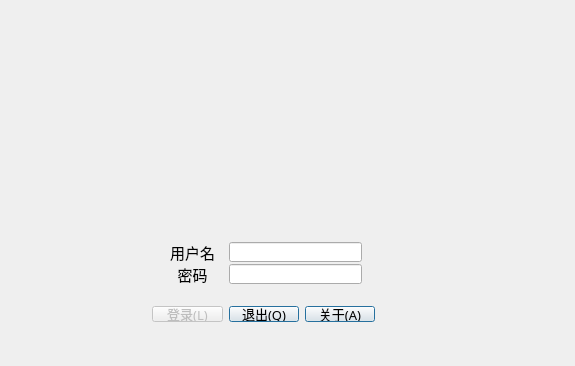
Old version of the form v1.0/module/lz_client_main/src/gui/login.ui in the repository fanxiang090909/Railway-Tunnel-Construction-Dlearance-Measure-LanZhou.
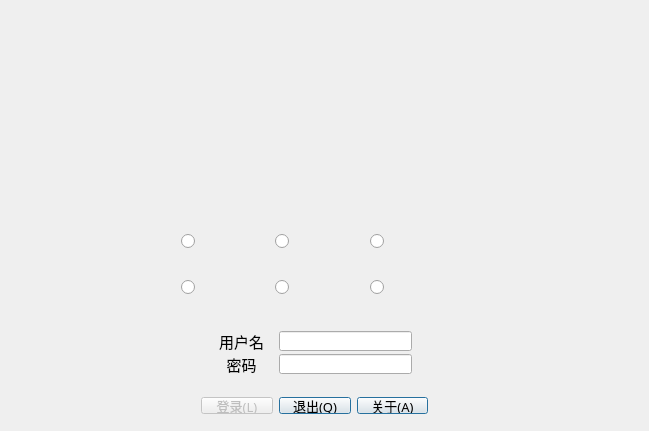
New version of the form. Icons and pictures are not drawn.

What changed in the file:
```diff
--- a/v1.0/module/lz_client_main/src/gui/login.ui
+++ b/v1.0/module/lz_client_main/src/gui/login.ui
@@ -9,8 +9,8 @@
    <rect>
     <x>0</x>
     <y>0</y>
-    <width>575</width>
-    <height>366</height>
+    <width>649</width>
+    <height>431</height>
    </rect>
   </property>
   <property name="minimumSize">
@@ -29,10 +29,10 @@
   <widget class="QWidget" name="widget" native="true">
    <property name="geometry">
     <rect>
-     <x>0</x>
+     <x>-10</x>
      <y>0</y>
-     <width>581</width>
-     <height>371</height>
+     <width>661</width>
+     <height>431</height>
     </rect>
    </property>
    <property name="minimumSize">
@@ -48,10 +48,10 @@
   <widget class="QWidget" name="layoutWidget">
    <property name="geometry">
     <rect>
-     <x>141</x>
-     <y>231</y>
-     <width>245</width>
-     <height>101</height>
+     <x>190</x>
+     <y>320</y>
+     <width>249</width>
+     <height>105</height>
     </rect>
    </property>
    <layout class="QGridLayout" name="gridLayout">
@@ -252,6 +252,220 @@
     </item>
    </layout>
   </widget>
+  <widget class="QWidget" name="">
+   <property name="geometry">
+    <rect>
+     <x>170</x>
+     <y>210</y>
+     <width>291</width>
+     <height>108</height>
+    </rect>
+   </property>
+   <layout class="QGridLayout" name="gridLayout_2">
+    <item row="1" column="1">
+     <spacer name="horizontalSpacer_3">
+      <property name="orientation">
+       <enum>Qt::Horizontal</enum>
+      </property>
+      <property name="sizeHint" stdset="0">
+       <size>
+        <width>40</width>
+        <height>20</height>
+       </size>
+      </property>
+     </spacer>
+    </item>
+    <item row="0" column="1">
+     <spacer name="horizontalSpacer">
+      <property name="orientation">
+       <enum>Qt::Horizontal</enum>
+      </property>
+      <property name="sizeHint" stdset="0">
+       <size>
+        <width>40</width>
+        <height>20</height>
+       </size>
+      </property>
+     </spacer>
+    </item>
+    <item row="0" column="2">
+     <widget class="QRadioButton" name="userButton_2">
+      <property name="minimumSize">
+       <size>
+        <width>80</width>
+        <height>40</height>
+       </size>
+      </property>
+      <property name="maximumSize">
+       <size>
+        <width>80</width>
+        <height>40</height>
+       </size>
+      </property>
+      <property name="text">
+       <string/>
+      </property>
+      <property name="iconSize">
+       <size>
+        <width>40</width>
+        <height>40</height>
+       </size>
+      </property>
+     </widget>
+    </item>
+    <item row="0" column="3">
+     <spacer name="horizontalSpacer_2">
+      <property name="orientation">
+       <enum>Qt::Horizontal</enum>
+      </property>
+      <property name="sizeHint" stdset="0">
+       <size>
+        <width>40</width>
+        <height>20</height>
+       </size>
+      </property>
+     </spacer>
+    </item>
+    <item row="1" column="0">
+     <widget class="QRadioButton" name="userButton_4">
+      <property name="minimumSize">
+       <size>
+        <width>80</width>
+        <height>40</height>
+       </size>
+      </property>
+      <property name="maximumSize">
+       <size>
+        <width>80</width>
+        <height>40</height>
+       </size>
+      </property>
+      <property name="text">
+       <string/>
+      </property>
+      <property name="iconSize">
+       <size>
+        <width>40</width>
+        <height>40</height>
+       </size>
+      </property>
+     </widget>
+    </item>
+    <item row="1" column="3">
+     <spacer name="horizontalSpacer_4">
+      <property name="orientation">
+       <enum>Qt::Horizontal</enum>
+      </property>
+      <property name="sizeHint" stdset="0">
+       <size>
+        <width>40</width>
+        <height>20</height>
+       </size>
+      </property>
+     </spacer>
+    </item>
+    <item row="0" column="0">
+     <widget class="QRadioButton" name="userButton_1">
+      <property name="minimumSize">
+       <size>
+        <width>80</width>
+        <height>40</height>
+       </size>
+      </property>
+      <property name="maximumSize">
+       <size>
+        <width>80</width>
+        <height>40</height>
+       </size>
+      </property>
+      <property name="text">
+       <string/>
+      </property>
+      <property name="iconSize">
+       <size>
+        <width>40</width>
+        <height>40</height>
+       </size>
+      </property>
+     </widget>
+    </item>
+    <item row="1" column="2">
+     <widget class="QRadioButton" name="userButton_5">
+      <property name="minimumSize">
+       <size>
+        <width>80</width>
+        <height>40</height>
+       </size>
+      </property>
+      <property name="maximumSize">
+       <size>
+        <width>80</width>
+        <height>40</height>
+       </size>
+      </property>
+      <property name="text">
+       <string/>
+      </property>
+      <property name="iconSize">
+       <size>
+        <width>40</width>
+        <height>40</height>
+       </size>
+      </property>
+     </widget>
+    </item>
+    <item row="1" column="4">
+     <widget class="QRadioButton" name="userButton_0">
+      <property name="minimumSize">
+       <size>
+        <width>80</width>
+        <height>40</height>
+       </size>
+      </property>
+      <property name="maximumSize">
+       <size>
+        <width>80</width>
+        <height>40</height>
+       </size>
+      </property>
+      <property name="text">
+       <string/>
+      </property>
+      <property name="iconSize">
+       <size>
+        <width>40</width>
+        <height>40</height>
+       </size>
+      </property>
+     </widget>
+    </item>
+    <item row="0" column="4">
+     <widget class="QRadioButton" name="userButton_3">
+      <property name="minimumSize">
+       <size>
+        <width>80</width>
+        <height>40</height>
+       </size>
+      </property>
+      <property name="maximumSize">
+       <size>
+        <width>80</width>
+        <height>40</height>
+       </size>
+      </property>
+      <property name="text">
+       <string/>
+      </property>
+      <property name="iconSize">
+       <size>
+        <width>40</width>
+        <height>40</height>
+       </size>
+      </property>
+     </widget>
+    </item>
+   </layout>
+  </widget>
  </widget>
  <layoutdefault spacing="6" margin="11"/>
  <tabstops>
```
